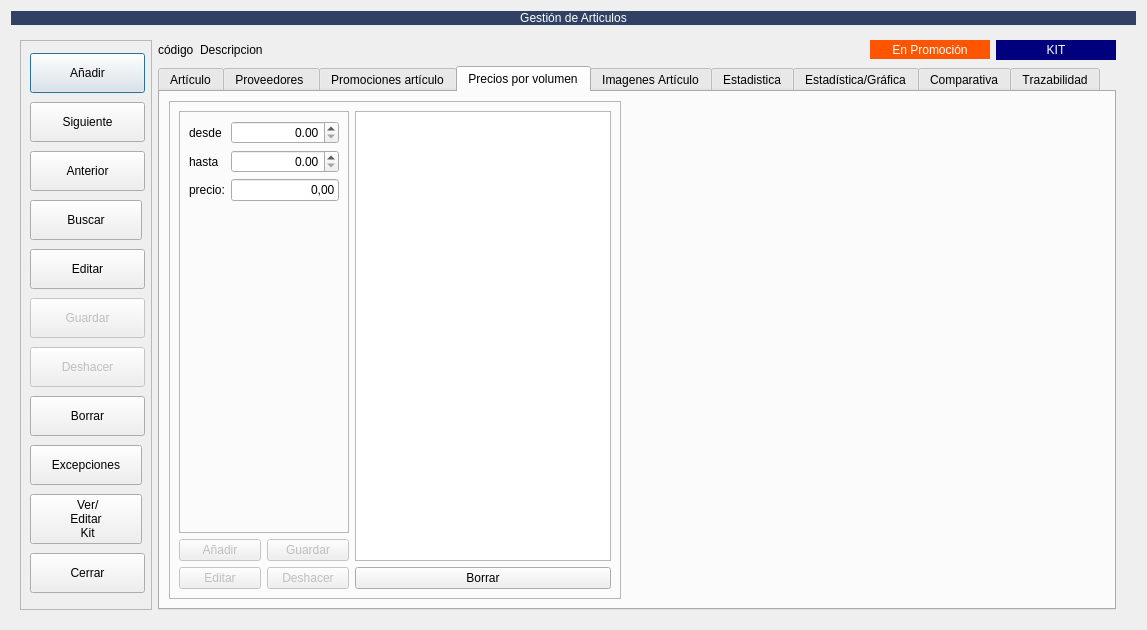
Above: Almacen/frmarticulos.ui from arcnexus/RedFoX before the change. Below: the same form after it.
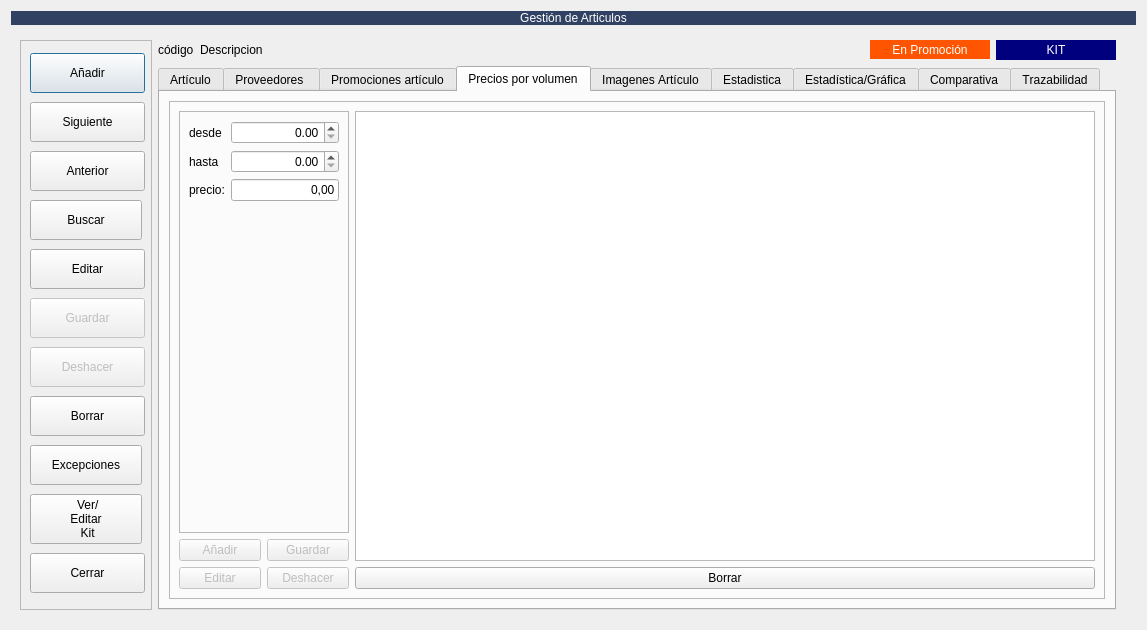
That is the form after the change. The open tabs and pages were chosen to show the change. Icons and pictures are not drawn. Custom widgets are drawn as their Qt base class.

```diff
--- a/Almacen/frmarticulos.ui
+++ b/Almacen/frmarticulos.ui
@@ -2600,19 +2600,6 @@
              </layout>
             </widget>
            </item>
-           <item row="0" column="2">
-            <spacer name="horizontalSpacer_10">
-             <property name="orientation">
-              <enum>Qt::Horizontal</enum>
-             </property>
-             <property name="sizeHint" stdset="0">
-              <size>
-               <width>218</width>
-               <height>20</height>
-              </size>
-             </property>
-            </spacer>
-           </item>
           </layout>
          </widget>
          <widget class="QWidget" name="tab_imagenes">
```
Left out of the diff: 2 changed lines with no effect on the pictures.
